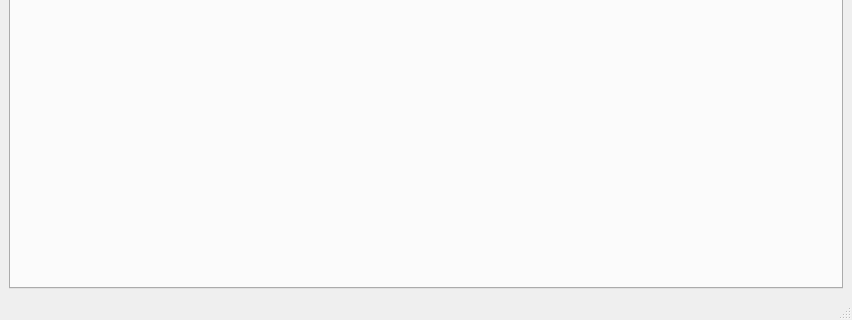
Qt form objeditor/vesseleditormainwindow.ui (frabas/DISPLACE_GUI) before a commit; both pictures show x 0 to 852 and y 296 to 616 of the 852 by 616 pixel window.
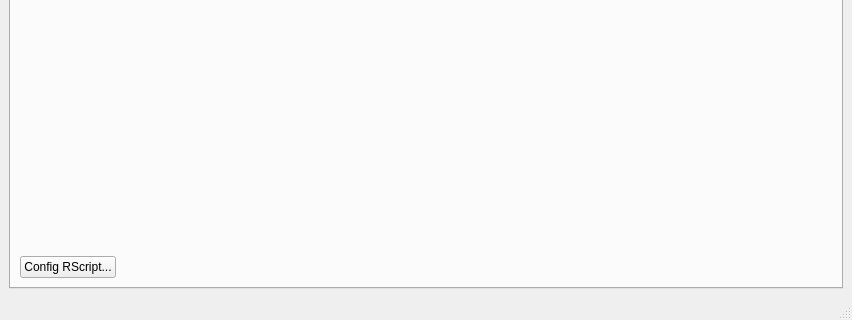
The same form after that commit. The open tabs and pages were chosen to show the change. Custom widgets are drawn as their Qt base class.

Commit message: Added Rscript configuration button (and default path for linux)

Patch:
```diff
--- a/objeditor/vesseleditormainwindow.ui
+++ b/objeditor/vesseleditormainwindow.ui
@@ -118,6 +118,30 @@
           </property>
          </spacer>
         </item>
+        <item>
+         <layout class="QHBoxLayout" name="horizontalLayout_3">
+          <item>
+           <widget class="QPushButton" name="configRScript">
+            <property name="text">
+             <string>Config RScript...</string>
+            </property>
+           </widget>
+          </item>
+          <item>
+           <spacer name="horizontalSpacer">
+            <property name="orientation">
+             <enum>Qt::Horizontal</enum>
+            </property>
+            <property name="sizeHint" stdset="0">
+             <size>
+              <width>40</width>
+              <height>20</height>
+             </size>
+            </property>
+           </spacer>
+          </item>
+         </layout>
+        </item>
        </layout>
       </widget>
       <widget class="QWidget" name="tabPopSpecs">
```
Left out of the diff: 2 changed lines with no effect on the pictures. The commit also changes 3 other files.
